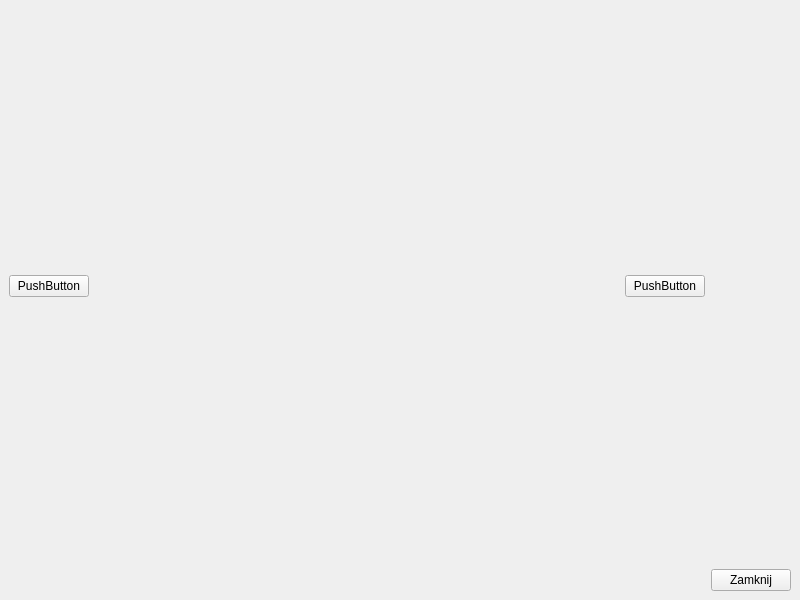
Old version of the form data_visualization_app/MainWindow.ui in the repository WatchDog-156/ARES-minisumo-robot.
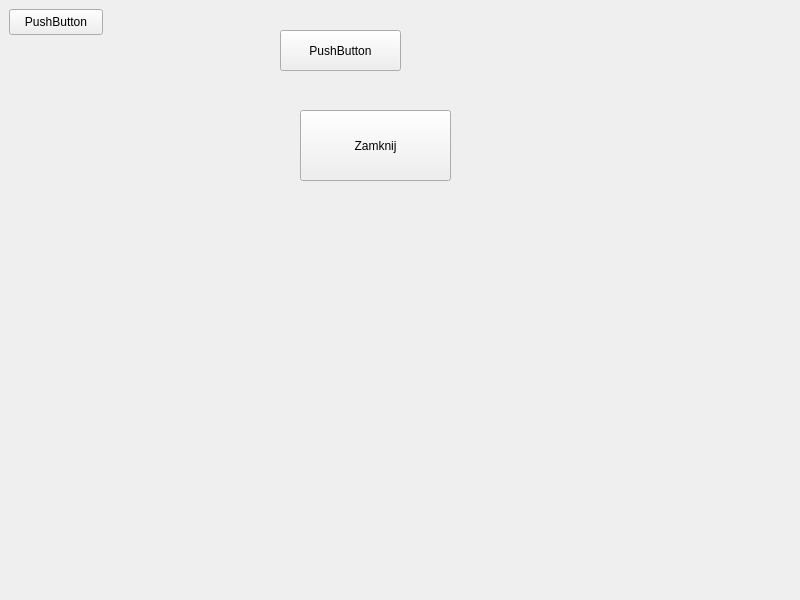
New version of the form.

What changed in the file:
```diff
--- a/data_visualization_app/MainWindow.ui
+++ b/data_visualization_app/MainWindow.ui
@@ -14,55 +14,60 @@
    <string>MainWindow</string>
   </property>
   <widget class="QWidget" name="centralwidget">
-   <layout class="QGridLayout" name="gridLayout">
-    <item row="0" column="2">
+   <widget class="QPushButton" name="pushButton_3">
+    <property name="geometry">
+     <rect>
+      <x>9</x>
+      <y>9</y>
+      <width>94</width>
+      <height>26</height>
+     </rect>
+    </property>
+    <property name="text">
+     <string>PushButton</string>
+    </property>
+   </widget>
      <widget class="QPushButton" name="pushButton_2">
+    <property name="geometry">
+     <rect>
+      <x>280</x>
+      <y>30</y>
+      <width>121</width>
+      <height>41</height>
+     </rect>
+    </property>
       <property name="text">
        <string>PushButton</string>
       </property>
      </widget>
-    </item>
-    <item row="0" column="3">
-     <spacer name="verticalSpacer">
-      <property name="orientation">
-       <enum>Qt::Orientation::Vertical</enum>
-      </property>
-      <property name="sizeHint" stdset="0">
-       <size>
-        <width>20</width>
-        <height>40</height>
-       </size>
-      </property>
-     </spacer>
-    </item>
-    <item row="2" column="3">
      <widget class="QPushButton" name="pushButton">
+    <property name="geometry">
+     <rect>
+      <x>300</x>
+      <y>110</y>
+      <width>151</width>
+      <height>71</height>
+     </rect>
+    </property>
       <property name="text">
        <string>Zamknij</string>
       </property>
      </widget>
-    </item>
-    <item row="0" column="1">
-     <spacer name="horizontalSpacer">
-      <property name="orientation">
-       <enum>Qt::Orientation::Horizontal</enum>
-      </property>
-      <property name="sizeHint" stdset="0">
-       <size>
-        <width>40</width>
-        <height>20</height>
-       </size>
-      </property>
-     </spacer>
-    </item>
-    <item row="0" column="0">
-     <widget class="QPushButton" name="pushButton_3">
-      <property name="text">
-       <string>PushButton</string>
-      </property>
-     </widget>
-    </item>
-   </layout>
+   <widget class="QStackedWidget" name="stackedWidget">
+    <property name="geometry">
+     <rect>
+      <x>70</x>
+      <y>219</y>
+      <width>671</width>
+      <height>311</height>
+     </rect>
+    </property>
+    <property name="currentIndex">
+     <number>1</number>
+    </property>
+    <widget class="QWidget" name="robot"/>
+    <widget class="QWidget" name="tof"/>
+   </widget>
   </widget>
  </widget>
  <resources/>
```
Lines whose indentation alone changed are shown as unchanged.
